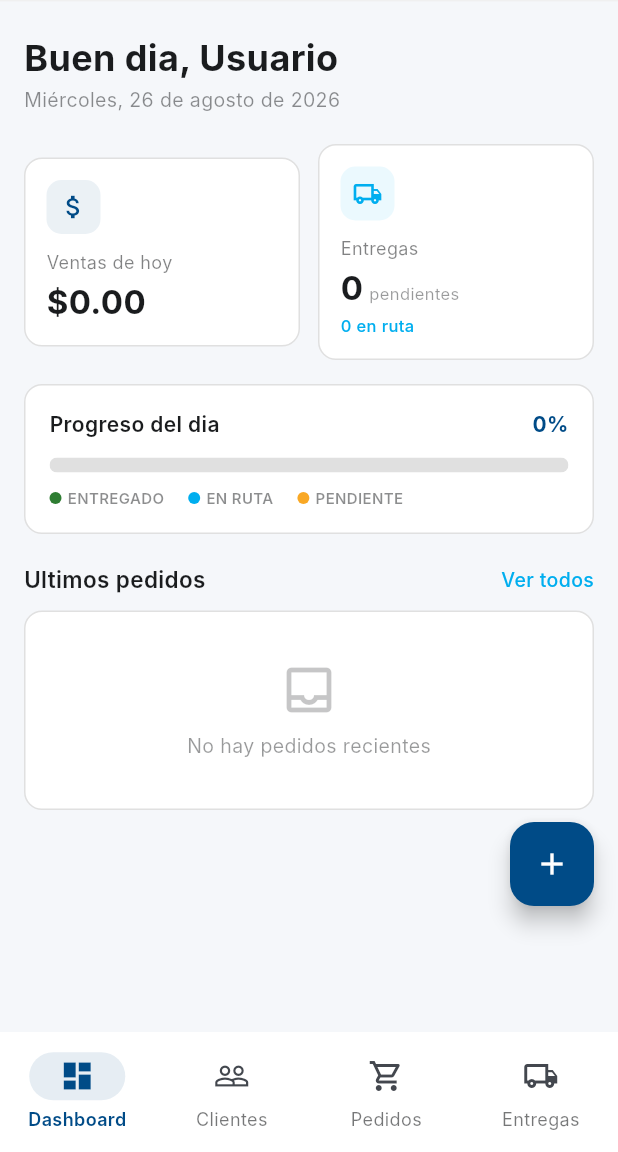
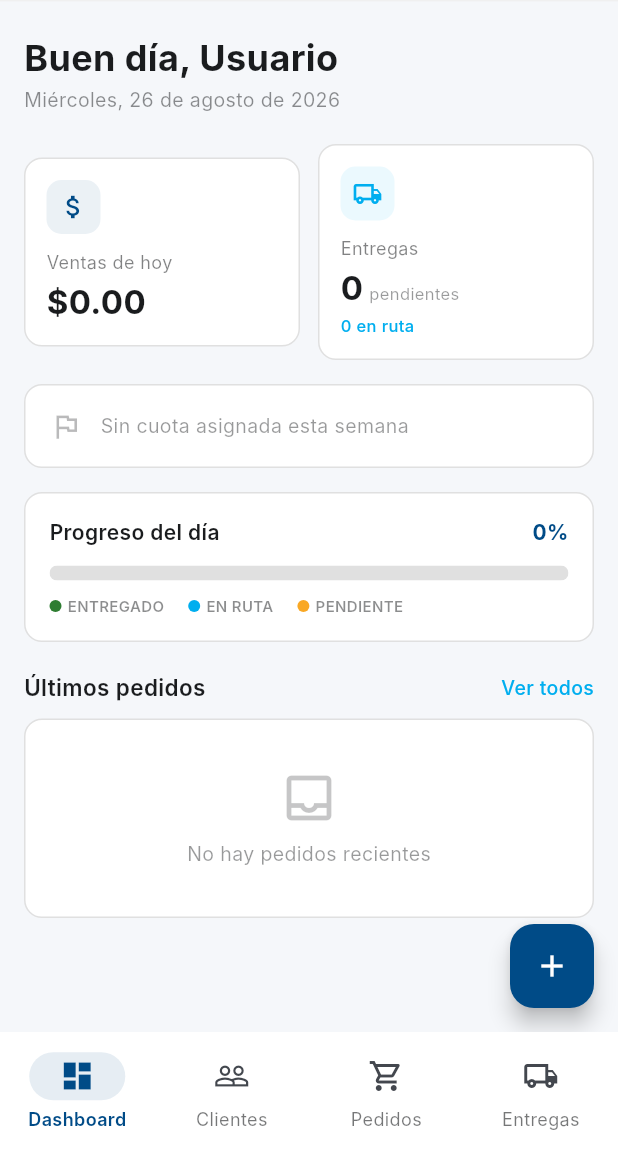
Before and after one commit to almaortizz/preventrack, a Flutter app: the HomeScreen screen opened by its route, on a phone screen of 412 x 824 dp, the part 84-1236 px from its top. Run offline on Flutter 3.47's test engine with Material 3 defaults, Android fonts, the phone set to English and light mode, and no system bars; our stand-ins replace shared_preferences; accounts and stored records are empty; network calls fail; Roboto replaces fonts that are missing (Inter).

Commit message:
Indicador cuota semanal en dashboard con colores verde/rojo, descuentos y control

```diff
--- a/app_movil/preventrack/lib/screens/dashboard_screen.dart
+++ b/app_movil/preventrack/lib/screens/dashboard_screen.dart
@@ -75,7 +75,7 @@ class _DashboardScreenState extends State<DashboardScreen> {
               crossAxisAlignment: CrossAxisAlignment.start,
               children: [
                 Text(
-                  'Buen dia, $nombre',
+                  'Buen d\u00eda, $nombre',
                   style: const TextStyle(
                     fontSize: 24,
                     fontWeight: FontWeight.bold,
@@ -222,6 +222,8 @@ class _DashboardScreenState extends State<DashboardScreen> {
                   ],
                 ),
                 const SizedBox(height: 16),
+                _buildCuotaSemanal(_dashboardData?['cuota']),
+                const SizedBox(height: 16),
                 _buildProgresoDelDia(pendientes, enRuta, entregadosHoy),
                 const SizedBox(height: 20),
                 _buildUltimosPedidos(ultimosPedidos),
@@ -242,6 +244,140 @@ class _DashboardScreenState extends State<DashboardScreen> {
     );
   }
 
+  Widget _buildCuotaSemanal(Map<String, dynamic>? cuota) {
+    if (cuota == null) {
+      return Container(
+        width: double.infinity,
+        padding: const EdgeInsets.all(16),
+        decoration: BoxDecoration(
+          color: AppColors.white,
+          borderRadius: BorderRadius.circular(12),
+          border: Border.all(color: AppColors.cardBorder),
+        ),
+        child: Row(
+          children: [
+            Icon(
+              Icons.flag_outlined,
+              color: AppColors.textPrimary.withValues(alpha: 0.3),
+              size: 22,
+            ),
+            const SizedBox(width: 12),
+            Text(
+              'Sin cuota asignada esta semana',
+              style: TextStyle(
+                fontSize: 13,
+                color: AppColors.textPrimary.withValues(alpha: 0.45),
+              ),
+            ),
+          ],
+        ),
+      );
+    }
+
+    final cumplida = cuota['cumplida'] == true;
+    final porcentaje = (cuota['porcentaje'] as num).toDouble();
+    final objetivo = cuota['monto_objetivo'];
+    final ventasSemana = cuota['ventas_semana'];
+    final faltante = cuota['faltante'];
+    final progreso = porcentaje / 100;
+
+    return Container(
+      width: double.infinity,
+      padding: const EdgeInsets.all(16),
+      decoration: BoxDecoration(
+        color: AppColors.white,
+        borderRadius: BorderRadius.circular(12),
+        border: Border.all(
+          color: cumplida
+              ? AppColors.success.withValues(alpha: 0.3)
+              : AppColors.error.withValues(alpha: 0.3),
+        ),
+      ),
+      child: Column(
+        crossAxisAlignment: CrossAxisAlignment.start,
+        children: [
+          Row(
+            mainAxisAlignment: MainAxisAlignment.spaceBetween,
+            children: [
+              const Text(
+                'Cuota Semanal',
+                style: TextStyle(
+                  fontSize: 14,
+                  fontWeight: FontWeight.w600,
+                  color: AppColors.textPrimary,
+                ),
+              ),
+              Container(
+                padding: const EdgeInsets.symmetric(
+                  horizontal: 10,
+                  vertical: 4,
+                ),
+                decoration: BoxDecoration(
+                  color: cumplida
+                      ? AppColors.success.withValues(alpha: 0.1)
+                      : AppColors.error.withValues(alpha: 0.1),
+                  borderRadius: BorderRadius.circular(12),
+                ),
+                child: Text(
+                  cumplida ? 'CUMPLIDA' : 'PENDIENTE',
+                  style: TextStyle(
+                    fontSize: 10,
+                    fontWeight: FontWeight.w700,
+                    color: cumplida ? AppColors.success : AppColors.error,
+                  ),
+                ),
+              ),
+            ],
+          ),
+          const SizedBox(height: 12),
+          Row(
+            mainAxisAlignment: MainAxisAlignment.spaceBetween,
+            children: [
+              Text(
+                '\$${_formatMonto(ventasSemana)}',
+                style: TextStyle(
+                  fontSize: 22,
+                  fontWeight: FontWeight.bold,
+                  color: cumplida ? AppColors.success : AppColors.error,
+                ),
+              ),
+              Text(
+                'de \$${_formatMonto(objetivo)}',
+                style: TextStyle(
+                  fontSize: 14,
+                  color: AppColors.textPrimary.withValues(alpha: 0.5),
+                ),
+              ),
+            ],
+          ),
+          const SizedBox(height: 10),
+          ClipRRect(
+            borderRadius: BorderRadius.circular(6),
+            child: LinearProgressIndicator(
+              value: progreso > 1 ? 1 : progreso,
+              minHeight: 10,
+              backgroundColor: AppColors.cardBorder,
+              valueColor: AlwaysStoppedAnimation<Color>(
+                cumplida ? AppColors.success : AppColors.error,
+              ),
+            ),
+          ),
+          const SizedBox(height: 8),
+          Text(
+            cumplida
+                ? 'Cuota alcanzada - ${porcentaje.toStringAsFixed(0)}%'
+                : 'Faltan \$${_formatMonto(faltante)} para cumplir la cuota',
+            style: TextStyle(
+              fontSize: 12,
+              fontWeight: FontWeight.w500,
+              color: cumplida ? AppColors.success : AppColors.error,
+            ),
+          ),
+        ],
+      ),
+    );
+  }
+
   Widget _buildProgresoDelDia(int pendientes, int enRuta, int entregados) {
     final total = pendientes + enRuta + entregados;
     final progreso = total > 0 ? entregados / total : 0.0;
@@ -259,7 +395,7 @@ class _DashboardScreenState extends State<DashboardScreen> {
             mainAxisAlignment: MainAxisAlignment.spaceBetween,
             children: [
               const Text(
-                'Progreso del dia',
+                'Progreso del d\u00eda',
                 style: TextStyle(
                   fontSize: 14,
                   fontWeight: FontWeight.w600,
@@ -348,7 +484,7 @@ class _DashboardScreenState extends State<DashboardScreen> {
           mainAxisAlignment: MainAxisAlignment.spaceBetween,
           children: [
             const Text(
-              'Ultimos pedidos',
+              '\u00daltimos pedidos',
               style: TextStyle(
                 fontSize: 15,
                 fontWeight: FontWeight.w600,
--- a/app_movil/preventrack/lib/screens/resumen_pedido_screen.dart
+++ b/app_movil/preventrack/lib/screens/resumen_pedido_screen.dart
@@ -118,8 +118,8 @@ class _ResumenPedidoScreenState extends State<ResumenPedidoScreen> {
         'notas': _notasController.text.isNotEmpty
             ? _notasController.text
             : null,
-        'fecha_inicio_creacion': widget.horaInicio.toUtc().toIso8601String(),
-        'fecha_fin_creacion': DateTime.now().toUtc().toIso8601String(),
+        'fecha_inicio_creacion': widget.horaInicio.toIso8601String(),
+        'fecha_fin_creacion': DateTime.now().toIso8601String(),
         'descuento': _descuento,
       };
 
```
Also changed, not shown: 1 other file.
